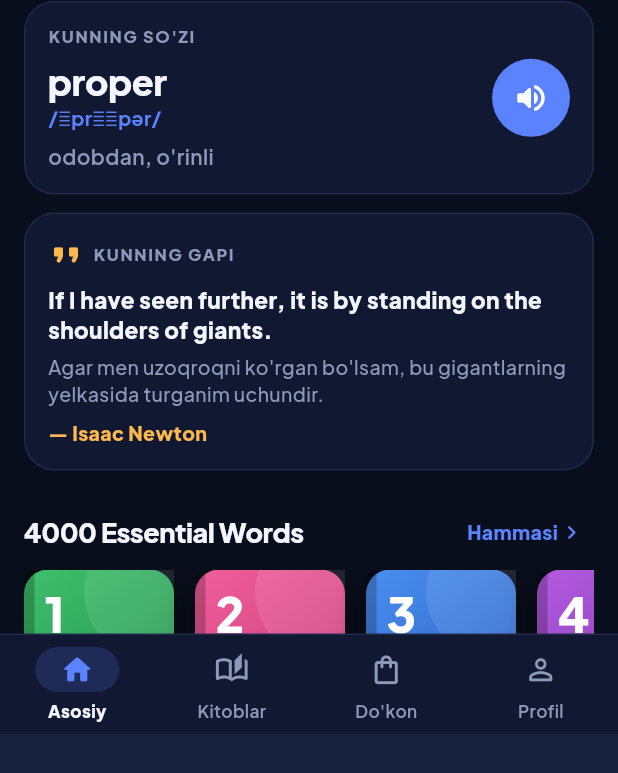
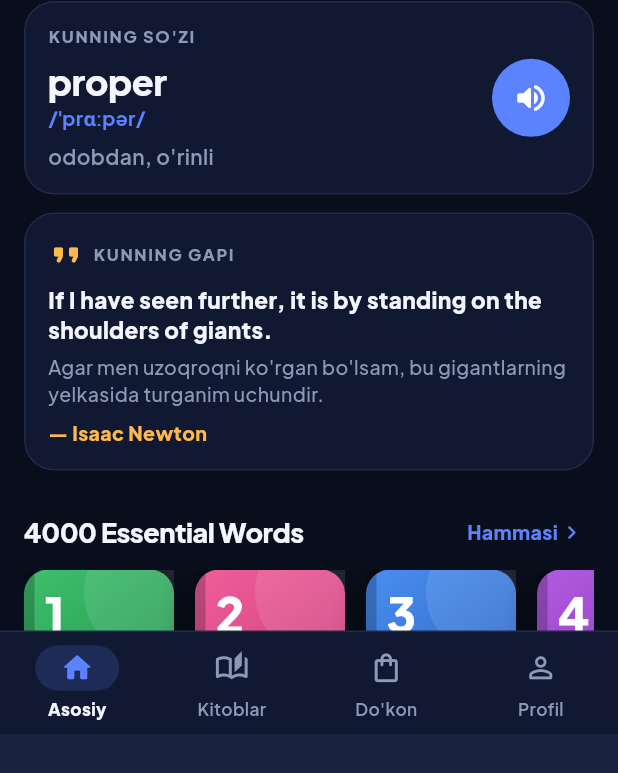
Before and after one commit to RavshanbekAkbarov/genius, a Flutter app: the screen it shows after launch, scrolled down 576 dp, on a phone screen of 412 x 824 dp. Shown: the part 427-1200 px from the top of the screen. Run offline on Flutter 3.47's test engine with Material 3 defaults, Android fonts, the phone set to English and light mode, and no system bars; our stand-ins replace audioplayers, flutter_local_notifications, flutter_tts, google_mobile_ads, shared_preferences, supabase_flutter and 1 more; accounts and stored records are empty; network calls fail.

Commit message:
Talaffuz shrifti (Noto IPA), 'Hammasi yodlangan' holati, katta shriftda sig'ish, google_fonts olib tashlandi
Co-Authored-By: Claude Opus 5.5 <noreply@anthropic.com>
Claude-Session: https://claude.ai/code/session_013W8VqM85AjHdgxD4atHAFF

```diff
--- a/lib/main.dart
+++ b/lib/main.dart
@@ -42,6 +42,14 @@ class GeniusApp extends StatelessWidget {
         title: 'Genius',
         debugShowCheckedModeBanner: false,
         theme: buildTheme(),
+        // Telefonda juda katta shrift yoqilgan bo'lsa ham ekranlar buzilmasin: 1.3 barobargacha.
+        builder: (context, child) {
+          final mq = MediaQuery.of(context);
+          return MediaQuery(
+            data: mq.copyWith(textScaler: mq.textScaler.clamp(minScaleFactor: .9, maxScaleFactor: 1.3)),
+            child: child!,
+          );
+        },
         // Birinchi ochilishda (server ulangan bo'lsa) kirish oynasi.
         home: cloudEnabled && !state.loginSeen && !Cloud.signedIn ? const LoginScreen(first: true) : const Shell(),
       ),
--- a/lib/screens/shell.dart
+++ b/lib/screens/shell.dart
@@ -121,8 +121,9 @@ class _NavBar extends StatelessWidget {
         ),
         child: SafeArea(
           top: false,
-          child: SizedBox(
-            height: 66,
+          // Balandlik yozuvga qarab o'sadi: katta shriftda ham sig'adi.
+          child: Padding(
+            padding: const EdgeInsets.symmetric(vertical: 9),
             child: Row(children: [
               for (var i = 0; i < items.length; i++)
                 Expanded(
@@ -132,7 +133,7 @@ class _NavBar extends StatelessWidget {
                     child: InkResponse(
                       onTap: () => onTap(i),
                       radius: 40,
-                      child: Column(mainAxisAlignment: MainAxisAlignment.center, children: [
+                      child: Column(mainAxisSize: MainAxisSize.min, children: [
                         AnimatedContainer(
                           duration: const Duration(milliseconds: 220),
                           curve: Curves.easeOutCubic,
--- a/lib/screens/study.dart
+++ b/lib/screens/study.dart
@@ -584,7 +584,7 @@ class _FlipCardState extends State<FlipCard> with SingleTickerProviderStateMixin
                 disabledBackgroundColor: Colors.white.withValues(alpha: .08),
                 foregroundColor: Colors.white,
                 shape: RoundedRectangleBorder(borderRadius: BorderRadius.circular(16)),
-                textStyle: const TextStyle(fontFamily: fontFamily, fontWeight: FontWeight.w800, fontSize: 16),
+                textStyle: const TextStyle(fontFamily: fontFamily, fontFamilyFallback: fontFallback, fontWeight: FontWeight.w800, fontSize: 16),
               ),
               icon: const Icon(Icons.threesixty_rounded),
               label: const Text('Aylantirish'),
--- a/lib/theme.dart
+++ b/lib/theme.dart
@@ -65,13 +65,16 @@ class R {
 
 const fontFamily = 'Jakarta';
 
+/// Jakarta'da yo'q harflar (talaffuz belgilari) shu shriftlardan olinadi.
+const fontFallback = ['Ipa', 'Roboto'];
+
 /// Sarlavha shrifti (Plus Jakarta Sans, qalin).
 TextStyle display(double size, {Color color = C.fg, FontWeight weight = FontWeight.w800}) => TextStyle(
-    fontFamily: fontFamily, fontSize: size, fontWeight: weight, color: color, height: 1.18, letterSpacing: -.3);
+    fontFamily: fontFamily, fontFamilyFallback: fontFallback, fontSize: size, fontWeight: weight, color: color, height: 1.18, letterSpacing: -.3);
 
 ThemeData buildTheme() {
   final base = ThemeData(
-      brightness: Brightness.dark, useMaterial3: true, fontFamily: fontFamily, fontFamilyFallback: const ['Roboto']);
+      brightness: Brightness.dark, useMaterial3: true, fontFamily: fontFamily, fontFamilyFallback: fontFallback);
   final text = base.textTheme.apply(bodyColor: C.fg, displayColor: C.fg);
   return base.copyWith(
     scaffoldBackgroundColor: C.bg,
@@ -101,8 +104,8 @@ ThemeData buildTheme() {
       selectedColor: C.ac,
       side: BorderSide.none,
       shape: RoundedRectangleBorder(borderRadius: BorderRadius.circular(12)),
-      labelStyle: const TextStyle(fontFamily: fontFamily, fontWeight: FontWeight.w700, color: C.fg),
-      secondaryLabelStyle: const TextStyle(fontFamily: fontFamily, fontWeight: FontWeight.w800, color: Colors.white),
+      labelStyle: const TextStyle(fontFamily: fontFamily, fontFamilyFallback: fontFallback, fontWeight: FontWeight.w700, color: C.fg),
+      secondaryLabelStyle: const TextStyle(fontFamily: fontFamily, fontFamilyFallback: fontFallback, fontWeight: FontWeight.w800, color: Colors.white),
       checkmarkColor: Colors.white,
     ),
     bottomSheetTheme: const BottomSheetThemeData(
@@ -130,7 +133,7 @@ ThemeData buildTheme() {
       behavior: SnackBarBehavior.floating,
       backgroundColor: C.sf3,
       shape: RoundedRectangleBorder(borderRadius: BorderRadius.circular(R.md)),
-      contentTextStyle: const TextStyle(fontFamily: fontFamily, color: C.fg, fontWeight: FontWeight.w700),
+      contentTextStyle: const TextStyle(fontFamily: fontFamily, fontFamilyFallback: fontFallback, color: C.fg, fontWeight: FontWeight.w700),
     ),
     pageTransitionsTheme: const PageTransitionsTheme(builders: {
       TargetPlatform.android: FadeForwardsPageTransitionsBuilder(),
```
Also changed, not shown: lib/screens/books.dart (+11 -7 lines), lib/screens/setup.dart (+6 -1 lines), pubspec.yaml (+7 -1 lines), assets/fonts/NotoSansIpa-Bold.ttf (added), assets/fonts/NotoSansIpa-Medium.ttf (added), pubspec.lock, 1 other file.
